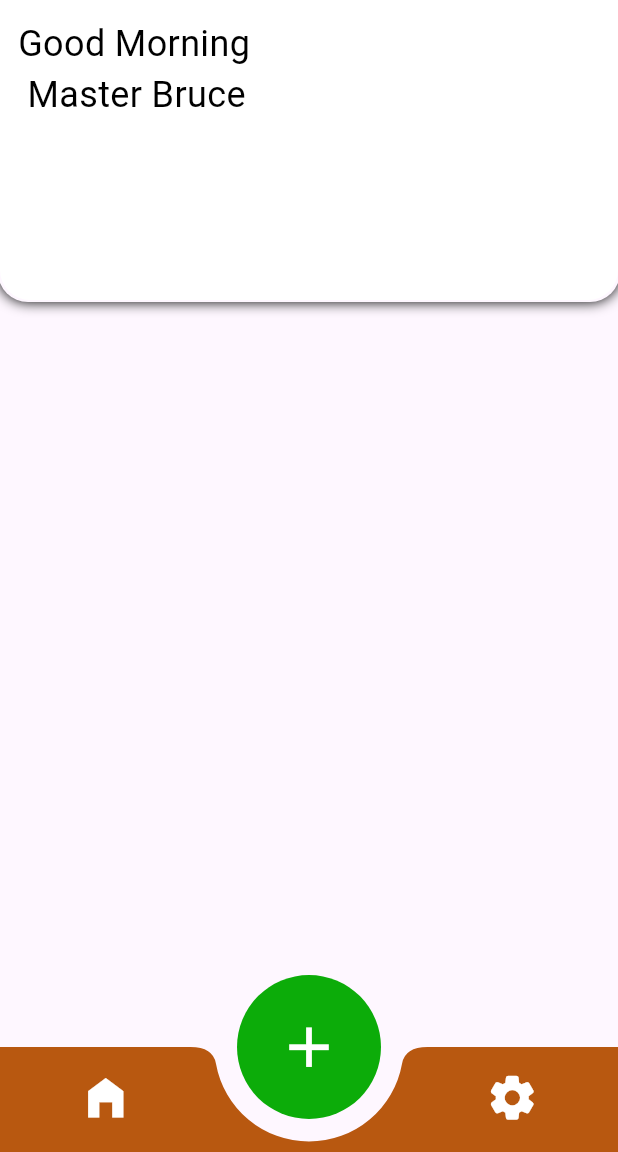
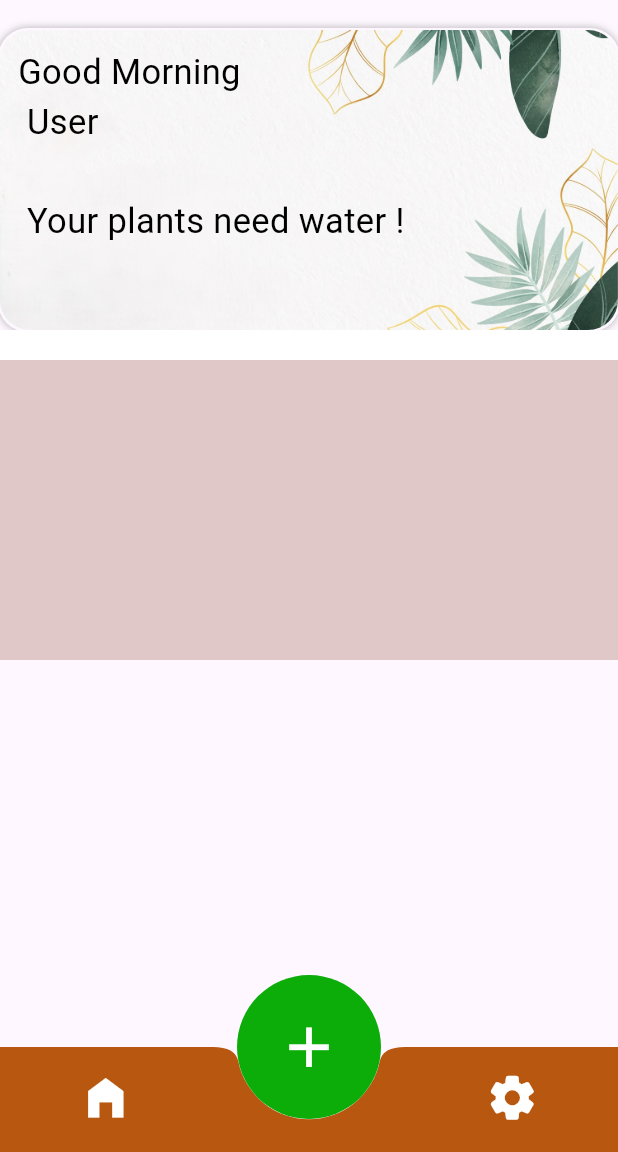
Before and after one commit to SajenTuladhar/Plant-tracking-app, a Flutter app: the screen it shows after launch, on a phone screen of 412 x 824 dp, the part 84-1236 px from its top. Run offline on Flutter 3.47's test engine with Material 3 defaults, Android fonts, the phone set to English and light mode, and no system bars.

Commit message:
add structure

```diff
--- a/lib/pages/home_page.dart
+++ b/lib/pages/home_page.dart
@@ -1,6 +1,7 @@
 import 'package:botany/pages/dialouge_box.dart';
 import 'package:botany/setting_page.dart';
 import 'package:flutter/material.dart';
+import 'package:flutter/widgets.dart';
 
 class Homepage extends StatefulWidget {
   const Homepage({super.key});
@@ -14,30 +15,52 @@
   Widget build(BuildContext context) {
     return Scaffold(
       body: ListView(
+        padding: const EdgeInsets.only(top: 20, bottom: 20),
         children: [
           Container(
 
             decoration: const BoxDecoration(
+                image: DecorationImage(
+                    image: AssetImage('assets/images/plants.jpg'),
+                    fit: BoxFit.cover),
+
                 // ignore: prefer_const_literals_to_create_immutables
                 boxShadow: [
                   BoxShadow(
-
-                      color: Colors.black,
-                      spreadRadius: 1,
-                      blurRadius: 7,
-                      blurStyle: BlurStyle.outer,
-                      )
+                    color: Color.fromARGB(255, 177, 177, 177),
+                    spreadRadius: 1,
+                    blurRadius: 4,
+                    blurStyle: BlurStyle.outer,
+                  )
                 ],
-                color:  Color.fromARGB(255, 255, 255, 255),
-                borderRadius: BorderRadius.only(bottomLeft:Radius.circular(20),bottomRight: Radius.circular(20))),
+                color: Color.fromARGB(255, 255, 255, 255),
+                borderRadius: BorderRadius.only(
+                    topLeft: Radius.circular(20),
+                    topRight: Radius.circular(20),
+                    bottomLeft:Radius.circular(20),
+                    bottomRight: Radius.circular(20))),
             padding: const EdgeInsets.all(12),
             height: 200,
             child: const Text(
-              "Good Morning \n Master Bruce",
-              textAlign: TextAlign.start,
-              style: TextStyle(fontSize: 24, color: Colors.black,
+              "Good Morning \n User \n\n Your plants need water ! ",
+              textAlign: TextAlign.left,
+              style: TextStyle(
+                fontSize: 23,
+                color: Colors.black,
               ),
             ),
+          ),
+          SizedBox(
+            child: Container(
+              padding:const  EdgeInsets.only(top: 20),
+              color: Color.fromARGB(255, 255, 255, 255),
+              height: 20,
+            ),
+          ),
+          Container(
+            padding:const  EdgeInsets.only(top: 20),
+            color: Color.fromARGB(255, 225, 200, 200),
+            height: 200,
           )
         ],
       ),
@@ -65,7 +88,7 @@
         padding: const EdgeInsets.only(bottom: 2),
         height: 70,
         color: const Color.fromARGB(255, 184, 88, 16),
-        notchMargin: 15,
+        notchMargin: 0.1,
         shape: const CircularNotchedRectangle(),
         child: Row(
           mainAxisAlignment: MainAxisAlignment.spaceBetween,
@@ -87,7 +110,7 @@
               ),
             ),
             Padding(
-              padding: const EdgeInsets.only(right:45),
+              padding: const EdgeInsets.only(right: 45),
               child: Column(
                 mainAxisSize: MainAxisSize.min,
                 children: [
--- a/pubspec.yaml
+++ b/pubspec.yaml
@@ -59,7 +59,8 @@
   uses-material-design: true
 
   # To add assets to your application, add an assets section, like this:
-  # assets:
+  assets:
+    - assets/images/
   #   - images/a_dot_burr.jpeg
   #   - images/a_dot_ham.jpeg
 
```
Also changed, not shown: assets/images/plants.jpg (added), assets/images/plants2.png (added).
